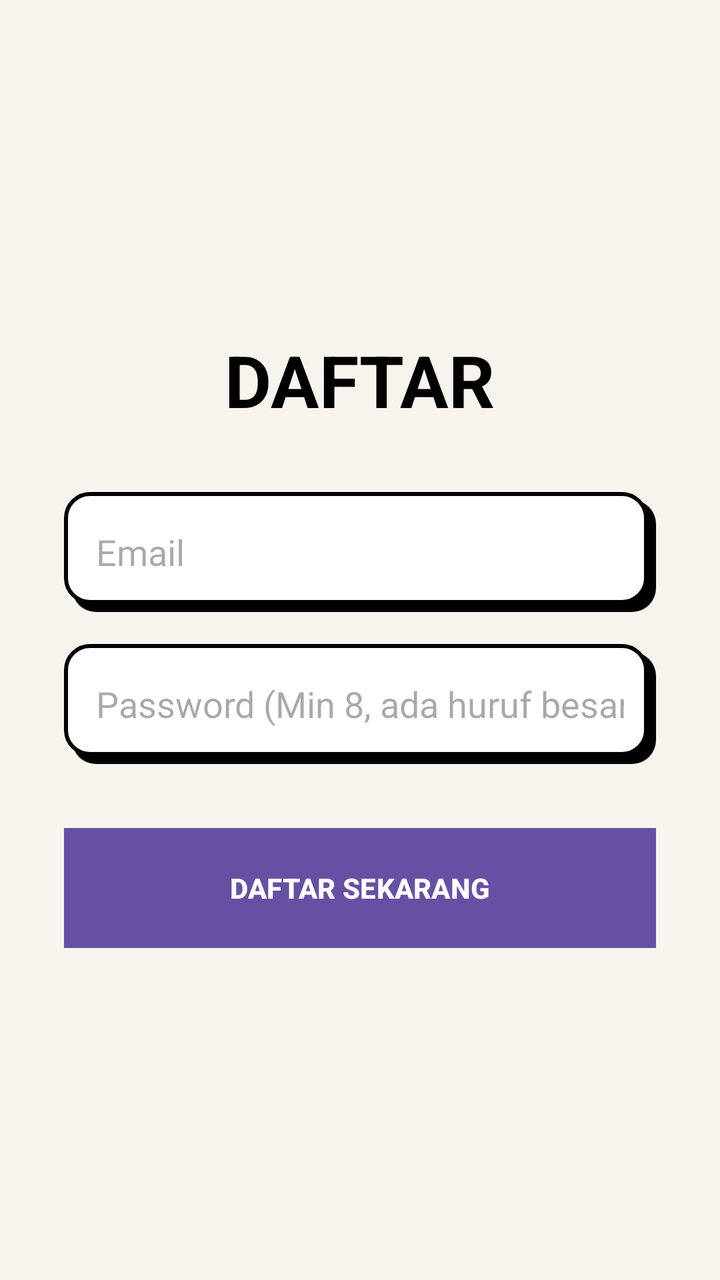
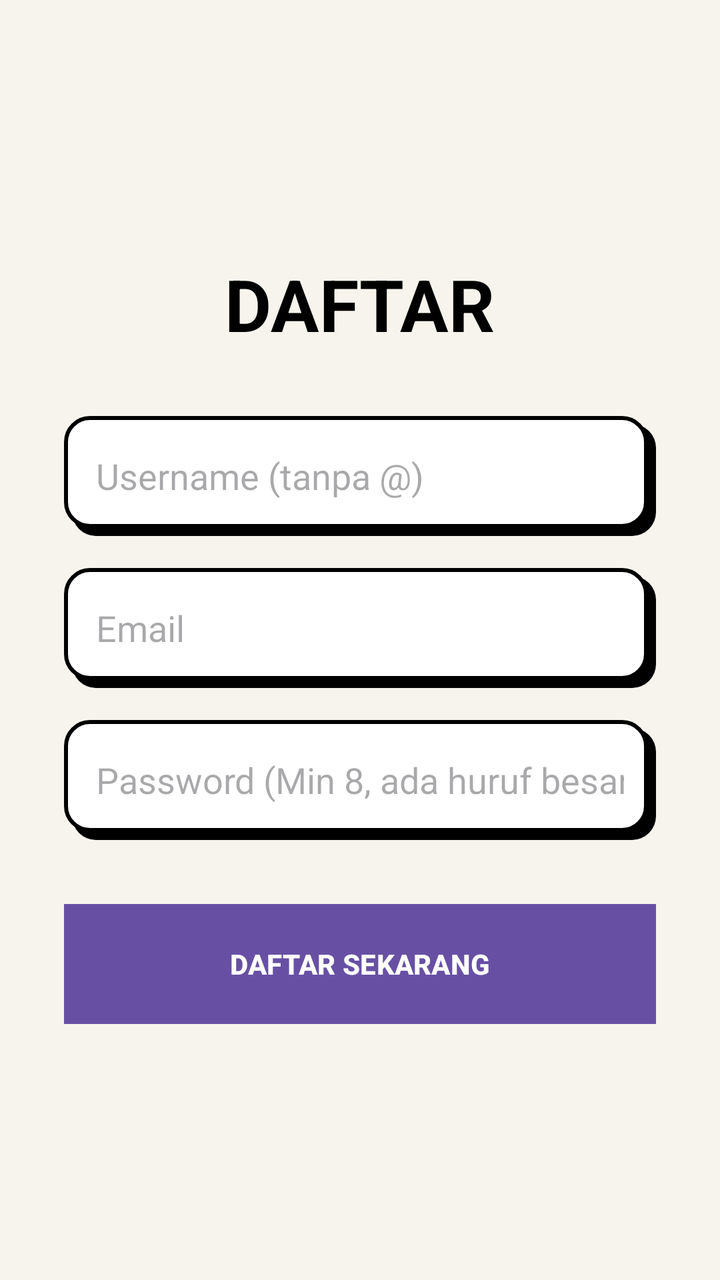

An Android layout rendered at two revisions. The XML below is the earlier revision; the diff shows what the commit changed to produce the second picture.
<!-- AndroidManifest.xml: application theme Theme.Material3.DayNight.NoActionBar -->
<!-- res/layout/activity_register.xml -->
<?xml version="1.0" encoding="utf-8"?>
<LinearLayout xmlns:android="http://schemas.android.com/apk/res/android"
    android:layout_width="match_parent"
    android:layout_height="match_parent"
    android:background="@color/nb_bg"
    android:orientation="vertical"
    android:padding="32dp"
    android:gravity="center">

    <TextView
        android:layout_width="wrap_content"
        android:layout_height="wrap_content"
        android:text="DAFTAR"
        android:textColor="@color/nb_black"
        android:textSize="36sp"
        android:textStyle="bold"
        android:layout_marginBottom="32dp" />

    <EditText
        android:id="@+id/etEmailReg"
        android:layout_width="match_parent"
        android:layout_height="60dp"
        android:background="@drawable/nb_box_white"
        android:hint="Email"
        android:inputType="textEmailAddress"
        android:padding="16dp"
        android:textColor="@color/nb_black"
        android:layout_marginBottom="16dp"
        android:importantForAutofill="no"
        android:autofillHints="" />

    <EditText
        android:id="@+id/etPasswordReg"
        android:layout_width="match_parent"
        android:layout_height="60dp"
        android:background="@drawable/nb_box_white"
        android:hint="Password (Min 8, ada huruf besar &amp; simbol)"
        android:inputType="textPassword"
        android:padding="16dp"
        android:textColor="@color/nb_black"
        android:layout_marginBottom="32dp"
        android:importantForAutofill="no"
        android:autofillHints="" />

    <Button
        android:id="@+id/btnDoRegister"
        android:layout_width="match_parent"
        android:layout_height="60dp"
        android:background="@drawable/nb_button_bg"
        android:text="DAFTAR SEKARANG"
        android:textColor="@color/nb_white"
        android:textStyle="bold"
        android:foreground="?attr/selectableItemBackground"
        android:stateListAnimator="@null" />

</LinearLayout>
<!-- resources referenced by this layout -->
<resources>
  <color name="nb_bg">#F7F4ED</color>
  <color name="nb_black">#000000</color>
  <color name="nb_white">#FFFFFF</color>
  <!-- drawable nb_box_white (drawable) -->
  <?xml version="1.0" encoding="utf-8"?>
  <layer-list xmlns:android="http://schemas.android.com/apk/res/android">
      
      <item android:left="4dp" android:top="4dp">
          <shape>
              <solid android:color="@color/nb_black" />
              <corners android:radius="12dp" />
          </shape>
      </item>
      
      <item android:right="4dp" android:bottom="4dp">
          <shape>
              <solid android:color="@color/nb_white" />
              <stroke android:width="2dp" android:color="@color/nb_black" />
              <corners android:radius="12dp" />
          </shape>
      </item>
  </layer-list>
  <!-- drawable nb_button_bg (drawable) -->
  <?xml version="1.0" encoding="utf-8"?>
  <shape xmlns:android="http://schemas.android.com/apk/res/android">
      <solid android:color="@color/nb_black" />
      <stroke android:width="3dp" android:color="@color/nb_black" />
      <corners android:radius="0dp" />
  </shape>
</resources>

<!-- the commit's change to res/layout/activity_register.xml (unified diff, before → after) -->
@@ -7,50 +7,14 @@
     android:padding="32dp"
     android:gravity="center">
 
-    <TextView
-        android:layout_width="wrap_content"
-        android:layout_height="wrap_content"
-        android:text="DAFTAR"
-        android:textColor="@color/nb_black"
-        android:textSize="36sp"
-        android:textStyle="bold"
-        android:layout_marginBottom="32dp" />
+    <TextView android:layout_width="wrap_content" android:layout_height="wrap_content" android:text="DAFTAR" android:textColor="@color/nb_black" android:textSize="36sp" android:textStyle="bold" android:layout_marginBottom="32dp" />
 
-    <EditText
-        android:id="@+id/etEmailReg"
-        android:layout_width="match_parent"
-        android:layout_height="60dp"
-        android:background="@drawable/nb_box_white"
-        android:hint="Email"
-        android:inputType="textEmailAddress"
-        android:padding="16dp"
-        android:textColor="@color/nb_black"
-        android:layout_marginBottom="16dp"
-        android:importantForAutofill="no"
-        android:autofillHints="" />
+    <EditText android:id="@+id/etUsernameReg" android:layout_width="match_parent" android:layout_height="60dp" android:background="@drawable/nb_box_white" android:hint="Username (tanpa @)" android:inputType="text" android:padding="16dp" android:layout_marginBottom="16dp" android:importantForAutofill="no" />
 
-    <EditText
-        android:id="@+id/etPasswordReg"
-        android:layout_width="match_parent"
-        android:layout_height="60dp"
-        android:background="@drawable/nb_box_white"
-        android:hint="Password (Min 8, ada huruf besar &amp; simbol)"
-        android:inputType="textPassword"
-        android:padding="16dp"
-        android:textColor="@color/nb_black"
-        android:layout_marginBottom="32dp"
-        android:importantForAutofill="no"
-        android:autofillHints="" />
+    <EditText android:id="@+id/etEmailReg" android:layout_width="match_parent" android:layout_height="60dp" android:background="@drawable/nb_box_white" android:hint="Email" android:inputType="textEmailAddress" android:padding="16dp" android:layout_marginBottom="16dp" android:importantForAutofill="no" />
 
-    <Button
-        android:id="@+id/btnDoRegister"
-        android:layout_width="match_parent"
-        android:layout_height="60dp"
-        android:background="@drawable/nb_button_bg"
-        android:text="DAFTAR SEKARANG"
-        android:textColor="@color/nb_white"
-        android:textStyle="bold"
-        android:foreground="?attr/selectableItemBackground"
-        android:stateListAnimator="@null" />
+    <EditText android:id="@+id/etPasswordReg" android:layout_width="match_parent" android:layout_height="60dp" android:background="@drawable/nb_box_white" android:hint="Password (Min 8, ada huruf besar &amp; simbol)" android:inputType="textPassword" android:padding="16dp" android:layout_marginBottom="32dp" android:importantForAutofill="no" />
+
+    <Button android:id="@+id/btnDoRegister" android:layout_width="match_parent" android:layout_height="60dp" android:background="@drawable/nb_button_bg" android:text="DAFTAR SEKARANG" android:textColor="@color/nb_white" android:textStyle="bold" android:foreground="?attr/selectableItemBackground" android:stateListAnimator="@null" />
 
 </LinearLayout>
